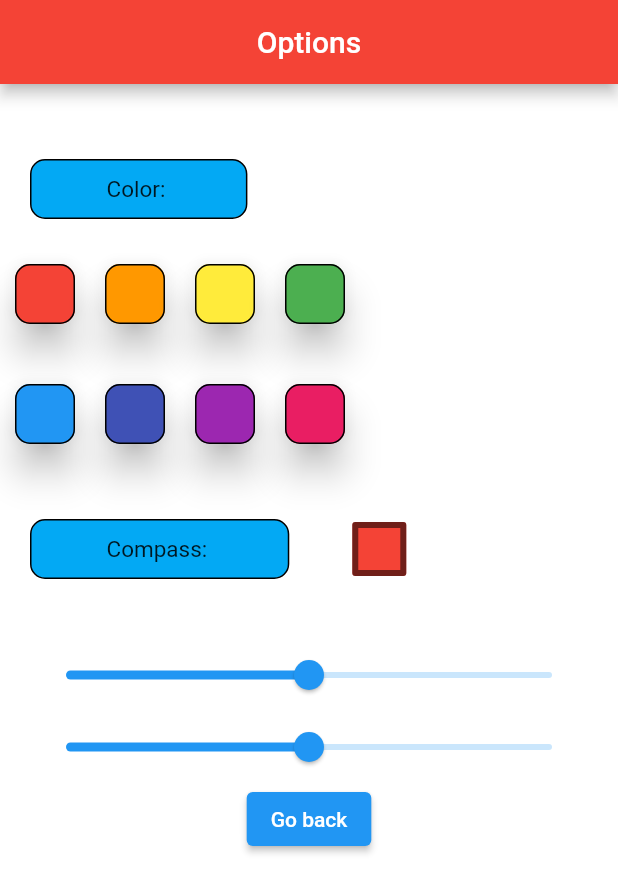
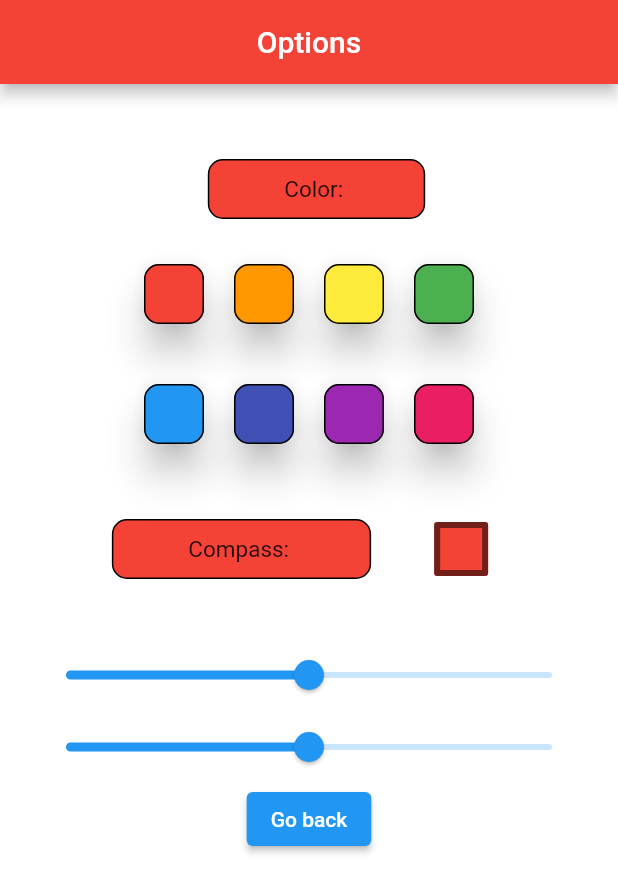
Before and after one commit to CaptGrizzly/FLASH-HUD-Phone-App, a Flutter app: the screen it shows after launch, after a tap on "Options", on a phone screen of 412 x 824 dp. Shown: the top 893 px of the screen. Run offline on Flutter 3.47's test engine with Material 2 defaults, Android fonts, the phone set to English and light mode, and no system bars.

Commit message:
Centered Boxes

```diff
--- a/flash_app/lib/home.dart
+++ b/flash_app/lib/home.dart
@@ -20,7 +20,7 @@ class _homeState extends State<home> {
           ),
         ),
         child: Padding(
-          padding: const EdgeInsets.all(20.0),
+          padding: const EdgeInsets.all(20),
           child: Column(
             children: [
               Padding(
--- a/flash_app/lib/options.dart
+++ b/flash_app/lib/options.dart
@@ -43,6 +43,7 @@ class _options extends State<options> {
         body: Column(
           children: <Widget>[
             Row(
+              mainAxisAlignment: MainAxisAlignment.center,
               children: [
                 Container(
                   padding: const EdgeInsets.only(
@@ -58,7 +59,7 @@ class _options extends State<options> {
                     bottom: 20,
                   ),
                   decoration: BoxDecoration(
-                    color: Colors.lightBlue,
+                    color: colors[colorIndex],
                     border: Border.all(color: Colors.black, width: 1),
                     borderRadius: BorderRadius.circular(10),
                   ),
@@ -68,12 +69,13 @@ class _options extends State<options> {
               ],
             ),
             Row(
+              mainAxisAlignment: MainAxisAlignment.center,
               children: [
                 Padding(
                   padding: const EdgeInsets.only(
                     left: 10,
                     right: 10,
-                    top:10,
+                    top: 10,
                     bottom: 30,
                   ),
                   child: SizedBox(
@@ -200,6 +202,7 @@ class _options extends State<options> {
               ],
             ),
             Row(
+              mainAxisAlignment: MainAxisAlignment.center,
               children: [
                 Padding(
                   padding: const EdgeInsets.only(
@@ -332,6 +335,7 @@ class _options extends State<options> {
               ],
             ),
             Row(
+              mainAxisAlignment: MainAxisAlignment.center,
               children: [
                 Container(
                   padding: const EdgeInsets.only(
@@ -347,7 +351,7 @@ class _options extends State<options> {
                     bottom: 20,
                   ),
                   decoration: BoxDecoration(
-                    color: Colors.lightBlue,
+                    color: colors[colorIndex],
                     border: Border.all(color: Colors.black, width: 1),
                     borderRadius: BorderRadius.circular(10),
                   ),
@@ -402,7 +406,7 @@ class _options extends State<options> {
                       Navigator.pop(context);
                     },
                       child: Text("Go back"),
-                    )
+                    ),
                   ],
                 ),
               ),
```
Also changed, not shown: flash_app/pubspec.lock.
